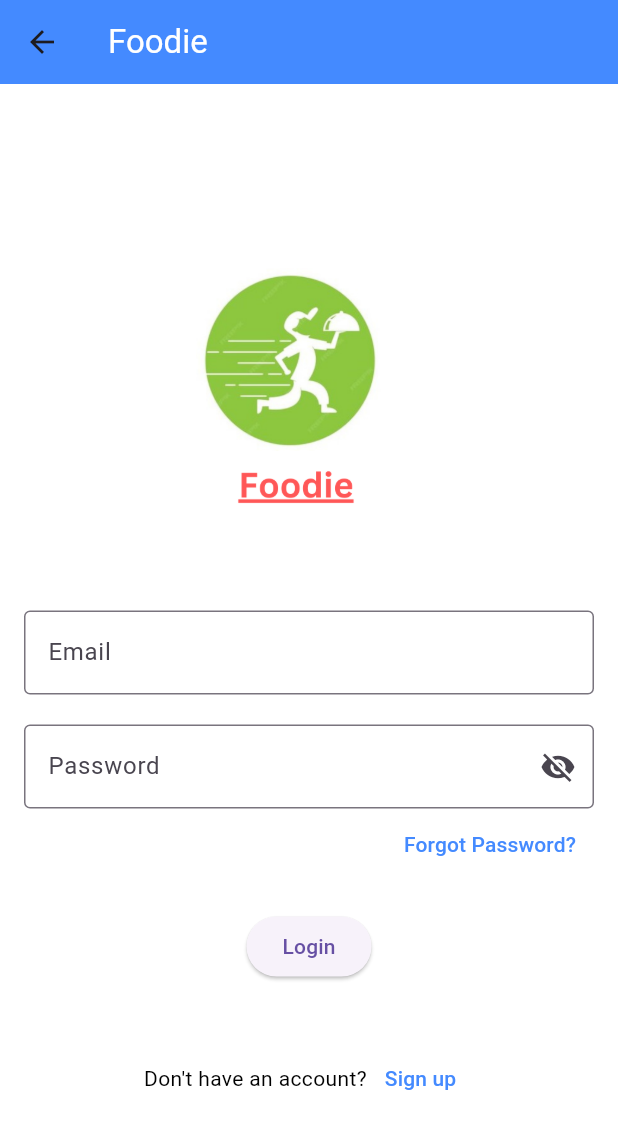
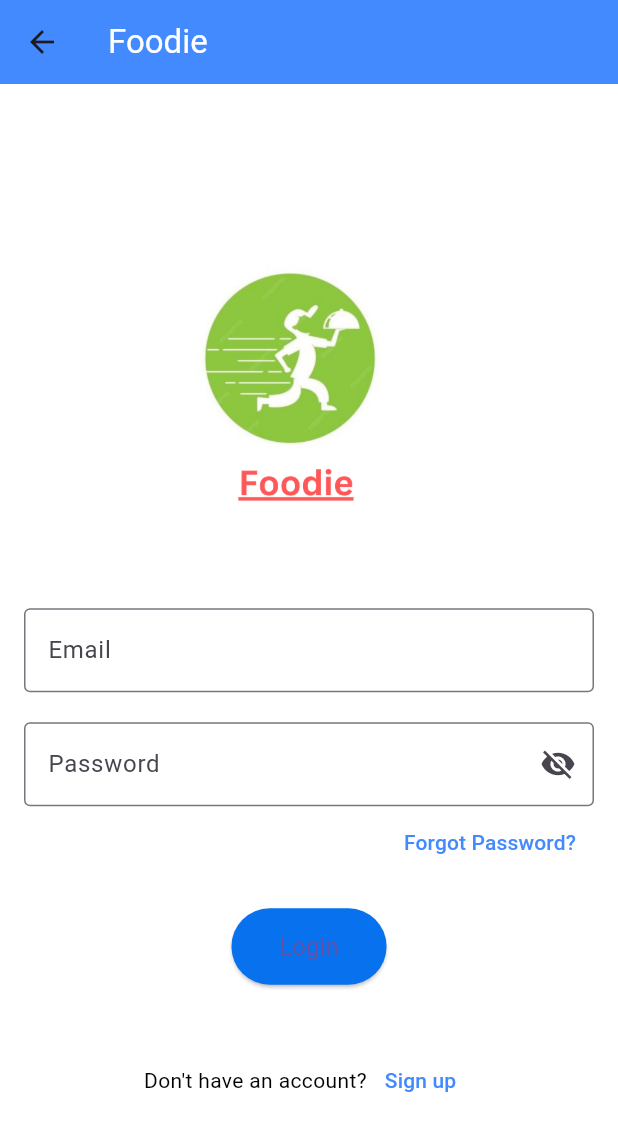
Before and after one commit to ST60002CEM/batch32b-Sonu0103, a Flutter app: the LoginView screen opened directly, after a tap on "Forgot Password?", on a phone screen of 412 x 824 dp. Shown: the top 1131 px of the screen. Run offline on Flutter 3.47's test engine with Material 3 defaults, Android fonts, the phone set to English and light mode, and no system bars; our stand-ins replace connectivity_plus, dartz, dio, equatable, flutter_riverpod, hive and 3 more; accounts and stored records are empty; statements that could not run were skipped.

Commit message:
changes in login

```diff
--- a/foodie/lib/features/auth/presentation/navigator/login_navigator.dart
+++ b/foodie/lib/features/auth/presentation/navigator/login_navigator.dart
@@ -5,11 +5,12 @@ import 'package:finalproject/features/auth/presentation/view/login_view.dart';
 import 'package:finalproject/features/home/presentation/view/dashboard_view.dart';
 import 'package:flutter_riverpod/flutter_riverpod.dart';
 
+import '../../../forgot_password/presentation/navigator/forgot_password_navigator.dart';
 import '../../../home/presentation/navigator/dashboard_navigator.dart';
 
 final loginViewNavigatorProvider = Provider((ref) => LoginViewNavigator());
 
-class LoginViewNavigator with RegisterViewRoute,  DashboardViewRoute {}
+class LoginViewNavigator with RegisterViewRoute,  DashboardViewRoute, ForgotPasswordViewRoute {}
 
 mixin LoginViewRoute {
   openLoginView() {
--- a/foodie/lib/features/auth/presentation/view/login_view.dart
+++ b/foodie/lib/features/auth/presentation/view/login_view.dart
@@ -2,6 +2,9 @@ import 'package:finalproject/features/auth/presentation/view/register_view.dart'
 import 'package:finalproject/features/auth/presentation/viewmodel/auth_view_model.dart';
 import 'package:flutter/material.dart';
 import 'package:flutter_riverpod/flutter_riverpod.dart';
+import '../../../home/presentation/view/screen/nav_bar_screen.dart';
+
+
 
 class LoginView extends ConsumerStatefulWidget {
   const LoginView({Key? key}) : super(key: key);
@@ -92,7 +95,9 @@ class _LoginViewState extends ConsumerState<LoginView> {
                   alignment: Alignment.centerRight,
                   child: TextButton(
                     onPressed: () {
-                      // Handle forgot password here
+                      ref
+                          .read(authViewModelProvider.notifier)
+                          .openForgotPasswordView(); // Navigate to forgot password view
                     },
                     child: const Text(
                       'Forgot Password?',
@@ -102,16 +107,25 @@ class _LoginViewState extends ConsumerState<LoginView> {
                 ),
                 const SizedBox(height: 20),
                 ElevatedButton(
+                  style: ElevatedButton.styleFrom(
+                    backgroundColor: const Color.fromRGBO(8, 113, 237, 1),
+                    padding: const EdgeInsets.symmetric(horizontal: 32, vertical: 16),
+                    textStyle: const TextStyle(fontSize: 16),
+                  ),
                   onPressed: () async {
                     if (_formKey.currentState!.validate()) {
                       await ref.read(authViewModelProvider.notifier).loginUser(
                         _emailController.text,
                         _passwordController.text,
                       );
+                      Navigator.of(context).pushReplacement(
+                        MaterialPageRoute(builder: (_) => const BottomNavBar()),
+                      );
                     }
                   },
                   child: const Text('Login'),
                 ),
+
                 const SizedBox(height: 40),
                 Row(
                   mainAxisAlignment: MainAxisAlignment.center,
```
